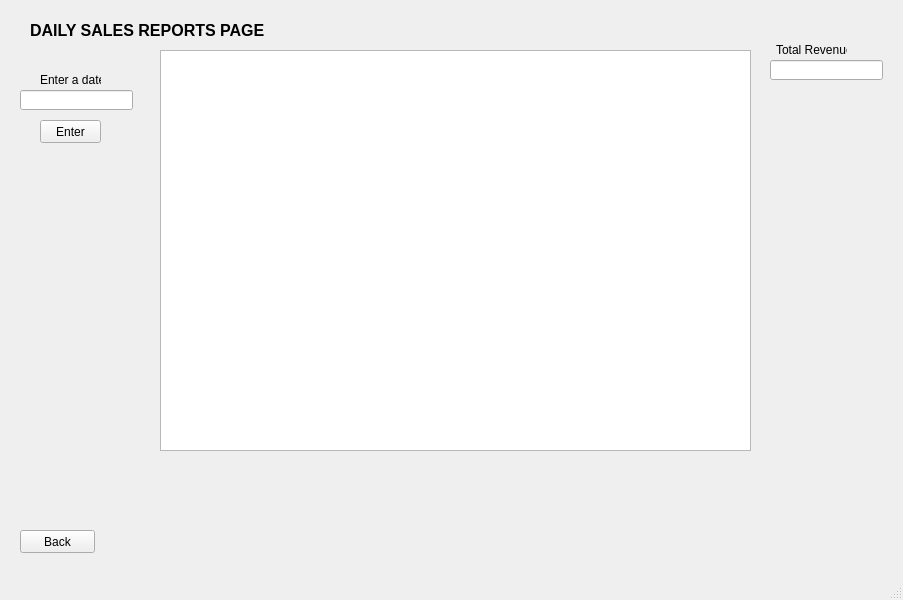
Old version of the form storemanagerpage.ui in the repository MHJBEAST1101/CS1C-Project-2-Bulk-Club.
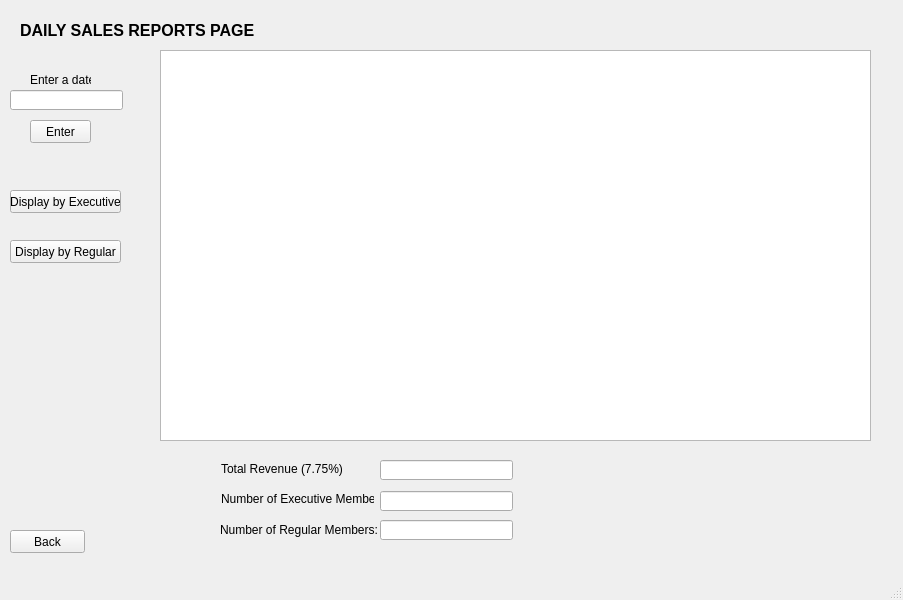
New version of the form. The open tabs and pages were chosen to show the change.

Patch:
```diff
--- a/storemanagerpage.ui
+++ b/storemanagerpage.ui
@@ -17,10 +17,10 @@
    <widget class="QStackedWidget" name="stackedWidget">
     <property name="geometry">
      <rect>
-      <x>10</x>
+      <x>0</x>
       <y>0</y>
-      <width>891</width>
-      <height>581</height>
+      <width>911</width>
+      <height>591</height>
      </rect>
     </property>
     <property name="currentIndex">
@@ -90,10 +90,10 @@
      <widget class="QTableView" name="tableView">
       <property name="geometry">
        <rect>
-        <x>150</x>
+        <x>160</x>
         <y>50</y>
-        <width>591</width>
-        <height>401</height>
+        <width>711</width>
+        <height>391</height>
        </rect>
       </property>
      </widget>
@@ -149,21 +149,161 @@
      <widget class="QLabel" name="label_4">
       <property name="geometry">
        <rect>
-        <x>766</x>
-        <y>40</y>
-        <width>71</width>
-        <height>20</height>
+        <x>221</x>
+        <y>461</y>
+        <width>121</width>
+        <height>16</height>
        </rect>
       </property>
       <property name="text">
-       <string>Total Revenue</string>
+       <string>Total Revenue (7.75%): </string>
       </property>
      </widget>
      <widget class="QLineEdit" name="totalRevenueLineEdit">
       <property name="geometry">
        <rect>
-        <x>760</x>
-        <y>60</y>
+        <x>380</x>
+        <y>460</y>
+        <width>133</width>
+        <height>20</height>
+       </rect>
+      </property>
+     </widget>
+     <widget class="QPushButton" name="displayByExecBtn">
+      <property name="geometry">
+       <rect>
+        <x>10</x>
+        <y>190</y>
+        <width>111</width>
+        <height>23</height>
+       </rect>
+      </property>
+      <property name="text">
+       <string>Display by Executive</string>
+      </property>
+     </widget>
+     <widget class="QPushButton" name="displayByRegBtn">
+      <property name="geometry">
+       <rect>
+        <x>10</x>
+        <y>240</y>
+        <width>111</width>
+        <height>23</height>
+       </rect>
+      </property>
+      <property name="text">
+       <string>Display by Regular</string>
+      </property>
+     </widget>
+     <widget class="QLabel" name="label_5">
+      <property name="geometry">
+       <rect>
+        <x>221</x>
+        <y>491</y>
+        <width>153</width>
+        <height>16</height>
+       </rect>
+      </property>
+      <property name="text">
+       <string>Number of Executive Members: </string>
+      </property>
+     </widget>
+     <widget class="QLineEdit" name="execMembersLineEdit">
+      <property name="geometry">
+       <rect>
+        <x>380</x>
+        <y>491</y>
+        <width>133</width>
+        <height>20</height>
+       </rect>
+      </property>
+     </widget>
+     <widget class="QLabel" name="label_6">
+      <property name="geometry">
+       <rect>
+        <x>220</x>
+        <y>520</y>
+        <width>161</width>
+        <height>20</height>
+       </rect>
+      </property>
+      <property name="text">
+       <string>Number of Regular Members: </string>
+      </property>
+     </widget>
+     <widget class="QLineEdit" name="regMembersLineEdit">
+      <property name="geometry">
+       <rect>
+        <x>380</x>
+        <y>520</y>
+        <width>133</width>
+        <height>20</height>
+       </rect>
+      </property>
+     </widget>
+    </widget>
+    <widget class="QWidget" name="totalPurchasesPage">
+     <widget class="QLabel" name="label_7">
+      <property name="geometry">
+       <rect>
+        <x>10</x>
+        <y>10</y>
+        <width>191</width>
+        <height>41</height>
+       </rect>
+      </property>
+      <property name="font">
+       <font>
+        <pointsize>11</pointsize>
+        <weight>75</weight>
+        <bold>true</bold>
+       </font>
+      </property>
+      <property name="text">
+       <string>TOTAL PURCHASES PAGE</string>
+      </property>
+     </widget>
+     <widget class="QPushButton" name="totalPurchasesBackBtn">
+      <property name="geometry">
+       <rect>
+        <x>40</x>
+        <y>520</y>
+        <width>75</width>
+        <height>23</height>
+       </rect>
+      </property>
+      <property name="text">
+       <string>Back</string>
+      </property>
+     </widget>
+     <widget class="QTableView" name="totalPurchasesTableView">
+      <property name="geometry">
+       <rect>
+        <x>140</x>
+        <y>50</y>
+        <width>531</width>
+        <height>421</height>
+       </rect>
+      </property>
+     </widget>
+     <widget class="QLabel" name="label_8">
+      <property name="geometry">
+       <rect>
+        <x>210</x>
+        <y>500</y>
+        <width>111</width>
+        <height>20</height>
+       </rect>
+      </property>
+      <property name="text">
+       <string>Grand Tota (7.75%)</string>
+      </property>
+     </widget>
+     <widget class="QLineEdit" name="grandTotalLineEdit">
+      <property name="geometry">
+       <rect>
+        <x>330</x>
+        <y>500</y>
         <width>113</width>
         <height>20</height>
        </rect>
```
Left out of the diff: 46 changed lines with no effect on the pictures.
